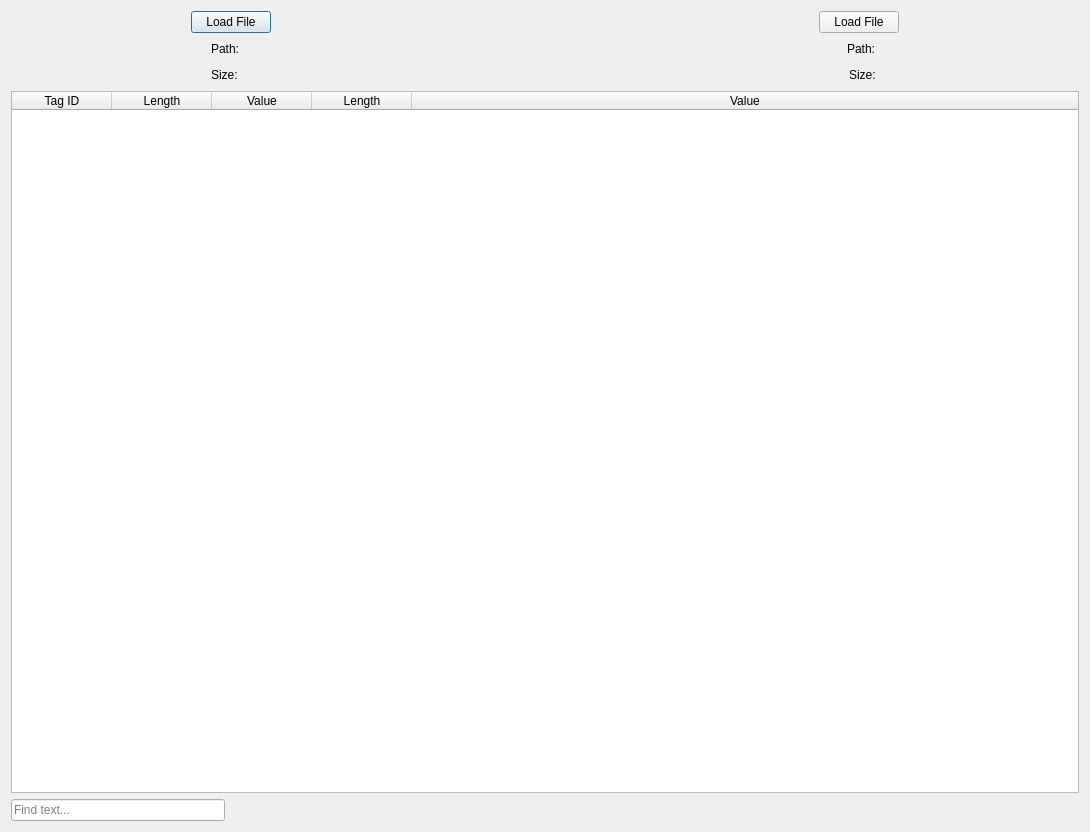
Qt form DICOM-Viewer/DICOM-Viewer/CompareDialog.ui (GavriloviciEduard/DICOM-Extractor-Viewer) before a commit.
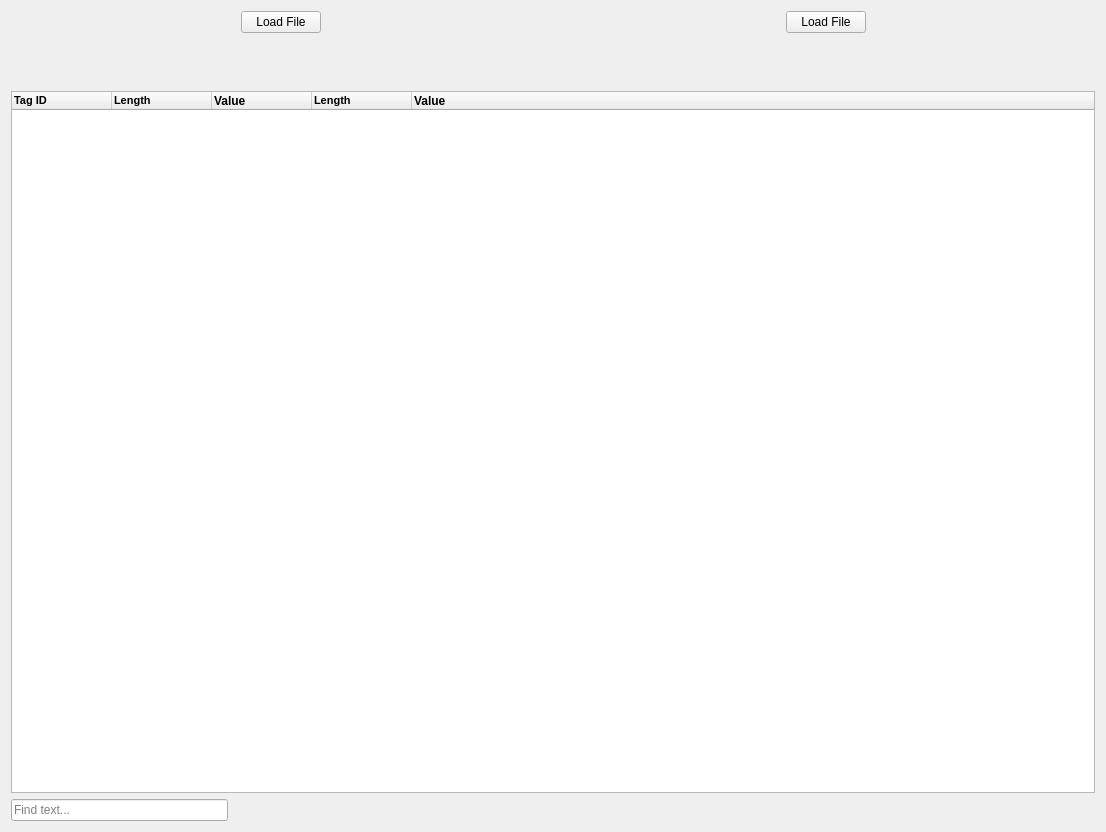
The same form after that commit.

Diff of the .ui file:
```diff
--- a/DICOM-Viewer/DICOM-Viewer/CompareDialog.ui
+++ b/DICOM-Viewer/DICOM-Viewer/CompareDialog.ui
@@ -1,12 +1,12 @@
 <?xml version="1.0" encoding="UTF-8"?>
 <ui version="4.0">
  <class>dialogCompare</class>
- <widget class="QDialog" name="dialogCompare">
+ <widget class="QWidget" name="dialogCompare">
   <property name="geometry">
    <rect>
     <x>0</x>
     <y>0</y>
-    <width>1090</width>
+    <width>1106</width>
     <height>832</height>
    </rect>
   </property>
@@ -17,7 +17,7 @@
    <item>
     <layout class="QHBoxLayout" name="horizontalLayout">
      <item>
-      <spacer name="horizontalSpacer_13">
+      <spacer name="horizontalSpacer_3">
        <property name="orientation">
         <enum>Qt::Horizontal</enum>
        </property>
@@ -37,7 +37,7 @@
       </widget>
      </item>
      <item>
-      <spacer name="horizontalSpacer_16">
+      <spacer name="horizontalSpacer_2">
        <property name="orientation">
         <enum>Qt::Horizontal</enum>
        </property>
@@ -49,39 +49,6 @@
        </property>
       </spacer>
      </item>
-     <item>
-      <spacer name="horizontalSpacer_15">
-       <property name="orientation">
-        <enum>Qt::Horizontal</enum>
-       </property>
-       <property name="sizeHint" stdset="0">
-        <size>
-         <width>40</width>
-         <height>20</height>
-        </size>
-       </property>
-      </spacer>
-     </item>
-     <item>
-      <spacer name="horizontalSpacer_17">
-       <property name="orientation">
-        <enum>Qt::Horizontal</enum>
-       </property>
-       <property name="sizeHint" stdset="0">
-        <size>
-         <width>40</width>
-         <height>20</height>
-        </size>
-       </property>
-      </spacer>
-     </item>
-     <item>
-      <widget class="QPushButton" name="butonLoad2">
-       <property name="text">
-        <string>Load File</string>
-       </property>
-      </widget>
-     </item>
      <item>
       <spacer name="horizontalSpacer_14">
        <property name="orientation">
@@ -95,12 +62,32 @@
        </property>
       </spacer>
      </item>
+     <item>
+      <widget class="QPushButton" name="butonLoad2">
+       <property name="text">
+        <string>Load File</string>
+       </property>
+      </widget>
+     </item>
+     <item>
+      <spacer name="horizontalSpacer_4">
+       <property name="orientation">
+        <enum>Qt::Horizontal</enum>
+       </property>
+       <property name="sizeHint" stdset="0">
+        <size>
+         <width>40</width>
+         <height>20</height>
+        </size>
+       </property>
+      </spacer>
+     </item>
     </layout>
    </item>
    <item>
     <layout class="QHBoxLayout" name="horizontalLayout_5">
      <item>
-      <spacer name="horizontalSpacer_11">
+      <spacer name="horizontalSpacer_5">
        <property name="orientation">
         <enum>Qt::Horizontal</enum>
        </property>
@@ -114,13 +101,25 @@
      </item>
      <item>
       <widget class="QLabel" name="labelPath1">
+       <property name="layoutDirection">
+        <enum>Qt::LeftToRight</enum>
+       </property>
+       <property name="autoFillBackground">
+        <bool>false</bool>
+       </property>
        <property name="text">
-        <string>Path: </string>
+        <string/>
+       </property>
+       <property name="alignment">
+        <set>Qt::AlignCenter</set>
+       </property>
+       <property name="indent">
+        <number>-1</number>
        </property>
       </widget>
      </item>
      <item>
-      <spacer name="horizontalSpacer_18">
+      <spacer name="horizontalSpacer_15">
        <property name="orientation">
         <enum>Qt::Horizontal</enum>
        </property>
@@ -145,28 +144,21 @@
        </property>
       </spacer>
      </item>
-     <item>
-      <spacer name="horizontalSpacer_10">
-       <property name="orientation">
-        <enum>Qt::Horizontal</enum>
-       </property>
-       <property name="sizeHint" stdset="0">
-        <size>
-         <width>40</width>
-         <height>20</height>
-        </size>
-       </property>
-      </spacer>
-     </item>
      <item>
       <widget class="QLabel" name="labelPath2">
        <property name="text">
-        <string>Path: </string>
+        <string/>
+       </property>
+       <property name="alignment">
+        <set>Qt::AlignCenter</set>
+       </property>
+       <property name="indent">
+        <number>-1</number>
        </property>
       </widget>
      </item>
      <item>
-      <spacer name="horizontalSpacer_12">
+      <spacer name="horizontalSpacer_10">
        <property name="orientation">
         <enum>Qt::Horizontal</enum>
        </property>
@@ -183,7 +175,7 @@
    <item>
     <layout class="QHBoxLayout" name="horizontalLayout_3">
      <item>
-      <spacer name="horizontalSpacer_2">
+      <spacer name="horizontalSpacer_11">
        <property name="orientation">
         <enum>Qt::Horizontal</enum>
        </property>
@@ -198,12 +190,12 @@
      <item>
       <widget class="QLabel" name="labelSize1">
        <property name="text">
-        <string>Size: </string>
+        <string/>
        </property>
       </widget>
      </item>
      <item>
-      <spacer name="horizontalSpacer_5">
+      <spacer name="horizontalSpacer_16">
        <property name="orientation">
         <enum>Qt::Horizontal</enum>
        </property>
@@ -216,20 +208,7 @@
       </spacer>
      </item>
      <item>
-      <spacer name="horizontalSpacer_4">
-       <property name="orientation">
-        <enum>Qt::Horizontal</enum>
-       </property>
-       <property name="sizeHint" stdset="0">
-        <size>
-         <width>40</width>
-         <height>20</height>
-        </size>
-       </property>
-      </spacer>
-     </item>
-     <item>
-      <spacer name="horizontalSpacer_19">
+      <spacer name="horizontalSpacer_12">
        <property name="orientation">
         <enum>Qt::Horizontal</enum>
        </property>
@@ -244,12 +223,12 @@
      <item>
       <widget class="QLabel" name="labelSize2">
        <property name="text">
-        <string>Size: </string>
+        <string/>
        </property>
       </widget>
      </item>
      <item>
-      <spacer name="horizontalSpacer_3">
+      <spacer name="horizontalSpacer_13">
        <property name="orientation">
         <enum>Qt::Horizontal</enum>
        </property>
@@ -278,26 +257,82 @@
       <property name="text">
        <string>Tag ID</string>
       </property>
+      <property name="font">
+       <font>
+        <family>MS Shell Dlg 2</family>
+        <pointsize>8</pointsize>
+        <weight>75</weight>
+        <bold>true</bold>
+        <underline>false</underline>
+        <strikeout>false</strikeout>
+        <stylestrategy>PreferDefault</stylestrategy>
+        <kerning>true</kerning>
+       </font>
+      </property>
+      <property name="textAlignment">
+       <set>AlignLeading|AlignTop</set>
+      </property>
      </column>
      <column>
       <property name="text">
        <string>Length</string>
       </property>
+      <property name="font">
+       <font>
+        <family>MS Shell Dlg 2</family>
+        <pointsize>8</pointsize>
+        <weight>75</weight>
+        <bold>true</bold>
+        <stylestrategy>PreferDefault</stylestrategy>
+       </font>
+      </property>
+      <property name="textAlignment">
+       <set>AlignLeading|AlignTop</set>
+      </property>
      </column>
      <column>
       <property name="text">
        <string>Value</string>
       </property>
+      <property name="font">
+       <font>
+        <weight>75</weight>
+        <bold>true</bold>
+       </font>
+      </property>
+      <property name="textAlignment">
+       <set>AlignLeading|AlignTop</set>
+      </property>
      </column>
      <column>
       <property name="text">
        <string>Length</string>
       </property>
+      <property name="font">
+       <font>
+        <family>MS Shell Dlg 2</family>
+        <pointsize>8</pointsize>
+        <weight>75</weight>
+        <bold>true</bold>
+       </font>
+      </property>
+      <property name="textAlignment">
+       <set>AlignLeading|AlignTop</set>
+      </property>
      </column>
      <column>
       <property name="text">
        <string>Value</string>
       </property>
+      <property name="font">
+       <font>
+        <weight>75</weight>
+        <bold>true</bold>
+       </font>
+      </property>
+      <property name="textAlignment">
+       <set>AlignLeading|AlignTop</set>
+      </property>
      </column>
     </widget>
    </item>
```
